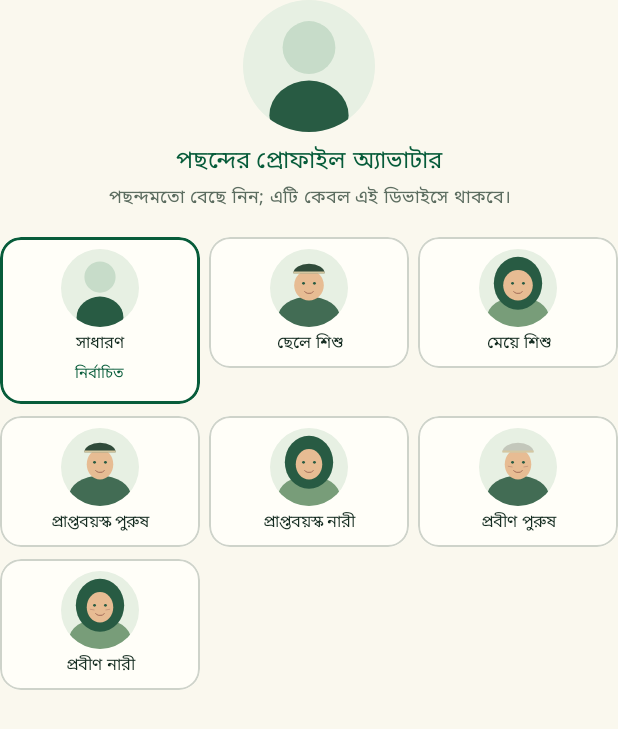
After one commit to iNWEB-Official/Hidayah, an Android app built with Jetpack Compose: the composable ProfileAvatarPicker called with empty values, on a phone screen of 412 x 824 dp. The commit adds this screen. Shown: the top 729 px of the screen. Run offline under Robolectric (Android 15) with nearby library versions, the phone set to English and light mode, and no system bars; 1 statement that could not run was skipped.

Commit message:
Add selectable built-in profile avatars

```diff
--- /dev/null
+++ b/app/src/main/java/com/hidayah/app/data/ProfileAvatars.kt
@@ -0,0 +1,16 @@
+package com.hidayah.app.data
+
+enum class AvatarStyle { NEUTRAL, BOY, GIRL, MAN, WOMAN, SENIOR_MAN, SENIOR_WOMAN }
+data class ProfileAvatar(val id: String, val label: String, val style: AvatarStyle)
+
+/** Choosing an avatar is optional and does not record a user's actual age or gender. */
+val ProfileAvatars = listOf(
+    ProfileAvatar("neutral", "সাধারণ", AvatarStyle.NEUTRAL),
+    ProfileAvatar("boy", "ছেলে শিশু", AvatarStyle.BOY),
+    ProfileAvatar("girl", "মেয়ে শিশু", AvatarStyle.GIRL),
+    ProfileAvatar("man", "প্রাপ্তবয়স্ক পুরুষ", AvatarStyle.MAN),
+    ProfileAvatar("woman", "প্রাপ্তবয়স্ক নারী", AvatarStyle.WOMAN),
+    ProfileAvatar("senior_man", "প্রবীণ পুরুষ", AvatarStyle.SENIOR_MAN),
+    ProfileAvatar("senior_woman", "প্রবীণ নারী", AvatarStyle.SENIOR_WOMAN),
+)
+fun profileAvatar(id: String?): ProfileAvatar = ProfileAvatars.firstOrNull { it.id == id } ?: ProfileAvatars.first()
--- a/app/src/main/java/com/hidayah/app/ui/screens/AccountScreen.kt
+++ b/app/src/main/java/com/hidayah/app/ui/screens/AccountScreen.kt
@@ -47,6 +47,8 @@ fun AccountScreen(viewModel: AccountViewModel, onBack: () -> Unit) {
                 Text("লগইন ছাড়াও অ্যাপের বর্তমান মূল সুবিধাগুলো ব্যবহার করা যায়।", color = Muted)
             } else {
                 val profile = state.profile!!
+                ProfileAvatarPicker(profile.uid)
+                Spacer(Modifier.height(14.dp))
                 Text(profile.email, color = Forest, style = MaterialTheme.typography.titleLarge)
                 Spacer(Modifier.height(8.dp))
                 Text(when (profile.role) {
--- /dev/null
+++ b/app/src/main/java/com/hidayah/app/ui/screens/ProfileAvatarPicker.kt
@@ -0,0 +1,104 @@
+package com.hidayah.app.ui.screens
+
+import androidx.compose.foundation.Canvas as DrawCanvas
+import androidx.compose.foundation.background
+import androidx.compose.foundation.border
+import androidx.compose.foundation.layout.*
+import androidx.compose.foundation.selection.selectable
+import androidx.compose.foundation.shape.CircleShape
+import androidx.compose.foundation.shape.RoundedCornerShape
+import androidx.compose.material3.MaterialTheme
+import androidx.compose.material3.Text
+import androidx.compose.runtime.*
+import androidx.compose.ui.Alignment
+import androidx.compose.ui.Modifier
+import androidx.compose.ui.draw.clip
+import androidx.compose.ui.geometry.Offset
+import androidx.compose.ui.geometry.Size
+import androidx.compose.ui.graphics.Color
+import androidx.compose.ui.platform.LocalContext
+import androidx.compose.ui.semantics.Role
+import androidx.compose.ui.text.style.TextAlign
+import androidx.compose.ui.unit.dp
+import androidx.compose.ui.unit.sp
+import com.hidayah.app.data.AvatarStyle
+import com.hidayah.app.data.ProfileAvatar
+import com.hidayah.app.data.ProfileAvatars
+import com.hidayah.app.data.profileAvatar
+import com.hidayah.app.ui.theme.CardSurface
+import com.hidayah.app.ui.theme.Forest
+import com.hidayah.app.ui.theme.Ink
+import com.hidayah.app.ui.theme.Muted
+
+/** Selection is stored privately on this device per Firebase user, never in gallery or Firebase. */
+@Composable
+internal fun ProfileAvatarPicker(uid: String) {
+    val context = LocalContext.current
+    val preferences = remember(context) { context.getSharedPreferences("profile_avatars", android.content.Context.MODE_PRIVATE) }
+    var selectedId by remember(uid) { mutableStateOf(profileAvatar(preferences.getString(uid, null)).id) }
+    val selected = profileAvatar(selectedId)
+    Column(Modifier.fillMaxWidth(), horizontalAlignment = Alignment.CenterHorizontally) {
+        AvatarArtwork(selected, Modifier.size(88.dp))
+        Spacer(Modifier.height(8.dp))
+        Text("পছন্দের প্রোফাইল অ্যাভাটার", color = Forest, style = MaterialTheme.typography.titleMedium)
+        Text("পছন্দমতো বেছে নিন; এটি কেবল এই ডিভাইসে থাকবে।", color = Muted, fontSize = 12.sp, textAlign = TextAlign.Center)
+        Spacer(Modifier.height(10.dp))
+        ProfileAvatars.chunked(3).forEach { row ->
+            Row(Modifier.fillMaxWidth(), horizontalArrangement = Arrangement.spacedBy(6.dp)) {
+                row.forEach { avatar ->
+                    val active = selectedId == avatar.id
+                    Column(
+                        Modifier.weight(1f).padding(vertical = 4.dp).clip(RoundedCornerShape(14.dp))
+                            .background(CardSurface).border(if (active) 2.dp else 1.dp, if (active) Forest else Muted.copy(alpha = .3f), RoundedCornerShape(14.dp))
+                            .selectable(selected = active, role = Role.RadioButton, onClick = {
+                                selectedId = avatar.id
+                                preferences.edit().putString(uid, avatar.id).apply()
+                            }).padding(vertical = 8.dp, horizontal = 3.dp),
+                        horizontalAlignment = Alignment.CenterHorizontally,
+                    ) {
+                        AvatarArtwork(avatar, Modifier.size(52.dp))
+                        Spacer(Modifier.height(4.dp))
+                        Text(avatar.label, color = Ink, fontSize = 11.sp, lineHeight = 15.sp, textAlign = TextAlign.Center)
+                        if (active) Text("নির্বাচিত", color = Forest, fontSize = 10.sp)
+                    }
+                }
+                repeat(3 - row.size) { Spacer(Modifier.weight(1f)) }
+            }
+        }
+    }
+}
+
+/** Small built-in vector-style illustrations, drawn locally; no network or bitmap assets. */
+@Composable
+private fun AvatarArtwork(avatar: ProfileAvatar, modifier: Modifier = Modifier) {
+    val style = avatar.style
+    val female = style in listOf(AvatarStyle.GIRL, AvatarStyle.WOMAN, AvatarStyle.SENIOR_WOMAN)
+    val child = style in listOf(AvatarStyle.BOY, AvatarStyle.GIRL)
+    val senior = style in listOf(AvatarStyle.SENIOR_MAN, AvatarStyle.SENIOR_WOMAN)
+    val neutral = style == AvatarStyle.NEUTRAL
+    DrawCanvas(modifier.clip(CircleShape).background(Color(0xFFE7F0E3))) {
+        val w = size.width; val h = size.height
+        val deep = Color(0xFF285B43); val cloth = if (female) Color(0xFF789D79) else Color(0xFF426C54)
+        if (neutral) {
+            drawCircle(Color(0xFFC7DCC9), w * .20f, Offset(w * .5f, h * .36f))
+            drawOval(deep, topLeft = Offset(w * .20f, h * .61f), size = Size(w * .60f, h * .53f))
+        } else {
+            drawOval(cloth, topLeft = Offset(w * .10f, h * .61f), size = Size(w * .80f, h * .55f))
+            if (female) drawOval(deep, topLeft = Offset(w * .19f, h * .10f), size = Size(w * .62f, h * .68f))
+            val faceSize = if (child) .38f else .34f
+            drawOval(Color(0xFFE7BC93), topLeft = Offset(w * (.5f - faceSize / 2), h * .27f), size = Size(w * faceSize, h * .39f))
+            if (!female) {
+                drawArc(if (senior) Color(0xFFC3C7BB) else Color(0xFF304B3A), 180f, 180f, true,
+                    topLeft = Offset(w * .30f, h * .19f), size = Size(w * .40f, h * .24f))
+                drawLine(Color(0xFFD5C8A1), Offset(w * .30f, h * .30f), Offset(w * .70f, h * .30f), strokeWidth = w * .025f)
+            }
+            val eyeY = h * .44f
+            drawCircle(deep, w * .018f, Offset(w * .43f, eyeY)); drawCircle(deep, w * .018f, Offset(w * .57f, eyeY))
+            drawArc(Color(0xFF9E6755), 15f, 150f, false, Offset(w * .44f, h * .49f), Size(w * .12f, h * .08f), style = androidx.compose.ui.graphics.drawscope.Stroke(w * .012f))
+            if (senior) {
+                drawLine(Color(0xFFBE8F76), Offset(w * .37f, h * .49f), Offset(w * .43f, h * .50f), w * .009f)
+                drawLine(Color(0xFFBE8F76), Offset(w * .57f, h * .50f), Offset(w * .63f, h * .49f), w * .009f)
+            }
+        }
+    }
+}
```
Also changed, not shown: 3 other files.
